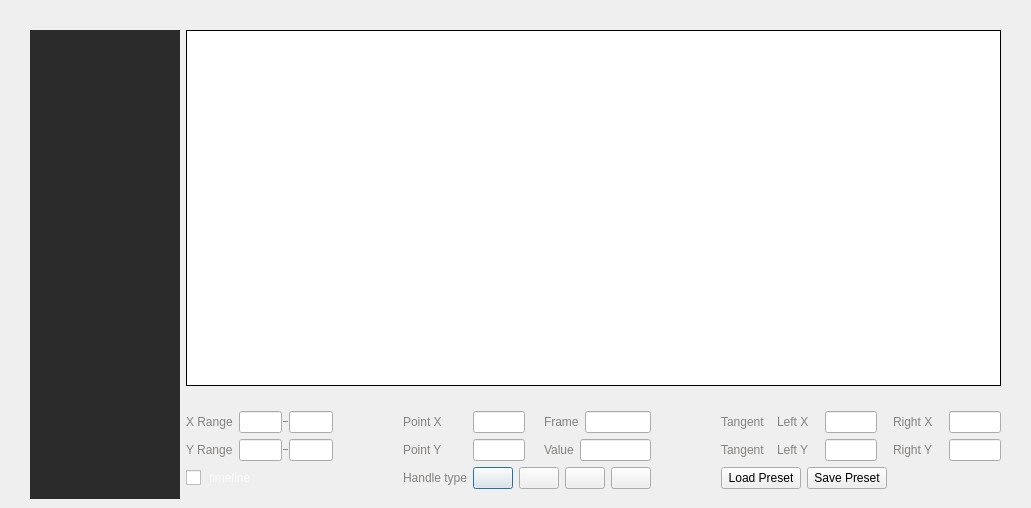
Qt form ui/zenoui/comctrl/dialog/curvemap/zcurvemapeditor.ui (zenustech/zeno) before a commit.
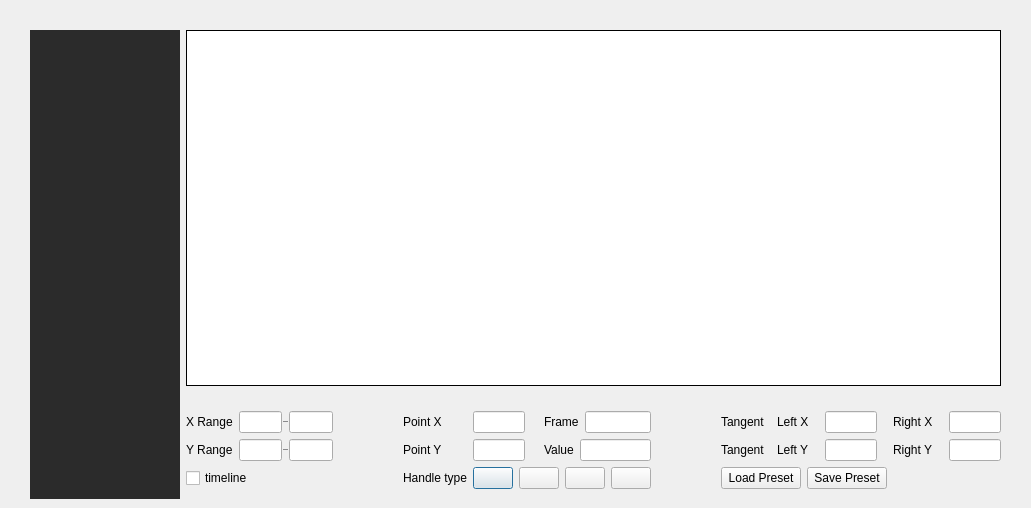
The same form after that commit. Icons and pictures are not drawn. Custom widgets are drawn as their Qt base class.

Diff of the .ui file:
```diff
--- a/ui/zenoui/comctrl/dialog/curvemap/zcurvemapeditor.ui
+++ b/ui/zenoui/comctrl/dialog/curvemap/zcurvemapeditor.ui
@@ -140,11 +140,7 @@
          <item>
           <widget class="QLabel" name="label_8">
            <property name="styleSheet">
-            <string notr="true">QLabel
-{
-	font: 14px 'HarmonyOS Sans';
-	color: rgb(133, 130, 128);
-}</string>
+            <string notr="true"></string>
            </property>
            <property name="text">
             <string>Tangent    Left X</string>
@@ -164,11 +160,7 @@
          <item>
           <widget class="QLabel" name="label_10">
            <property name="styleSheet">
-            <string notr="true">QLabel
-{
-	font: 14px 'HarmonyOS Sans';
-	color: rgb(133, 130, 128);
-}</string>
+            <string notr="true"></string>
            </property>
            <property name="text">
             <string>Right X</string>
@@ -195,11 +187,7 @@
          <item>
           <widget class="QLabel" name="label_9">
            <property name="styleSheet">
-            <string notr="true">QLabel
-{
-	font: 14px 'HarmonyOS Sans';
-	color: rgb(133, 130, 128);
-}</string>
+            <string notr="true"></string>
            </property>
            <property name="text">
             <string>Tangent    Left Y</string>
@@ -219,11 +207,7 @@
          <item>
           <widget class="QLabel" name="label_11">
            <property name="styleSheet">
-            <string notr="true">QLabel
-{
-	font: 14px 'HarmonyOS Sans';
-	color: rgb(133, 130, 128);
-}</string>
+            <string notr="true"></string>
            </property>
            <property name="text">
             <string>Right Y</string>
@@ -245,11 +229,7 @@
        <item row="0" column="2">
         <widget class="QLabel" name="label_3">
          <property name="styleSheet">
-          <string notr="true">QLabel
-{
-	font: 14px 'HarmonyOS Sans';
-	color: rgb(133, 130, 128);
-}</string>
+          <string notr="true"></string>
          </property>
          <property name="text">
           <string>Point X</string>
@@ -327,11 +307,7 @@
        <item row="1" column="2">
         <widget class="QLabel" name="label_4">
          <property name="styleSheet">
-          <string notr="true">QLabel
-{
-	font: 14px 'HarmonyOS Sans';
-	color: rgb(133, 130, 128);
-}</string>
+          <string notr="true"></string>
          </property>
          <property name="text">
           <string>Point Y</string>
@@ -341,11 +317,7 @@
        <item row="2" column="2">
         <widget class="QLabel" name="label_5">
          <property name="styleSheet">
-          <string notr="true">QLabel
-{
-	font: 14px 'HarmonyOS Sans';
-	color: rgb(133, 130, 128);
-}</string>
+          <string notr="true"></string>
          </property>
          <property name="text">
           <string>Handle type</string>
@@ -410,11 +382,7 @@
          <item>
           <widget class="QLabel" name="label_6">
            <property name="styleSheet">
-            <string notr="true">QLabel
-{
-	font: 14px 'HarmonyOS Sans';
-	color: rgb(133, 130, 128);
-}</string>
+            <string notr="true"></string>
            </property>
            <property name="text">
             <string>Frame</string>
@@ -460,11 +428,7 @@
          <item>
           <widget class="QLabel" name="label_7">
            <property name="styleSheet">
-            <string notr="true">QLabel
-{
-	font: 14px 'HarmonyOS Sans';
-	color: rgb(133, 130, 128);
-}</string>
+            <string notr="true"></string>
            </property>
            <property name="text">
             <string>Value</string>
@@ -497,11 +461,7 @@
          <item>
           <widget class="QLabel" name="label">
            <property name="styleSheet">
-            <string notr="true">QLabel
-{
-	font: 14px 'HarmonyOS Sans';
-	color: rgb(133, 130, 128);
-}</string>
+            <string notr="true"></string>
            </property>
            <property name="text">
             <string>X Range</string>
@@ -610,11 +570,7 @@
          <item>
           <widget class="QLabel" name="label_2">
            <property name="styleSheet">
-            <string notr="true">QLabel
-{
-	font: 14px 'HarmonyOS Sans';
-	color: rgb(133, 130, 128);
-}</string>
+            <string notr="true"></string>
            </property>
            <property name="text">
             <string>Y Range</string>
@@ -747,24 +703,7 @@
        <item row="2" column="0">
         <widget class="QCheckBox" name="cbIsTimeline">
          <property name="styleSheet">
-          <string notr="true">QCheckBox {
-    spacing: 8px;
-	font: 14px &quot;HarmonyOS Sans&quot;;
-	color: rgba(255, 255, 255, 0.7);
-}
-
-QCheckBox::indicator {
-    width: 15px;
-    height: 15px;
-}
-
-QCheckBox::indicator:unchecked {
-    image: url(:/icons/checkbox_unchecked.svg);
-}
-
-QCheckBox::indicator:checked {
-    image: url(:/icons/checkbox_checked_normal.svg);
-}</string>
+          <string notr="true"></string>
          </property>
          <property name="text">
           <string>timeline</string>
```
